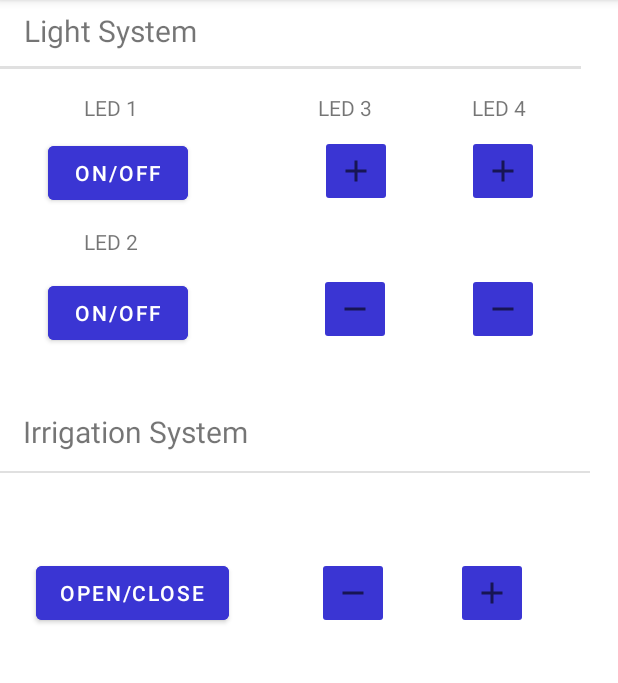
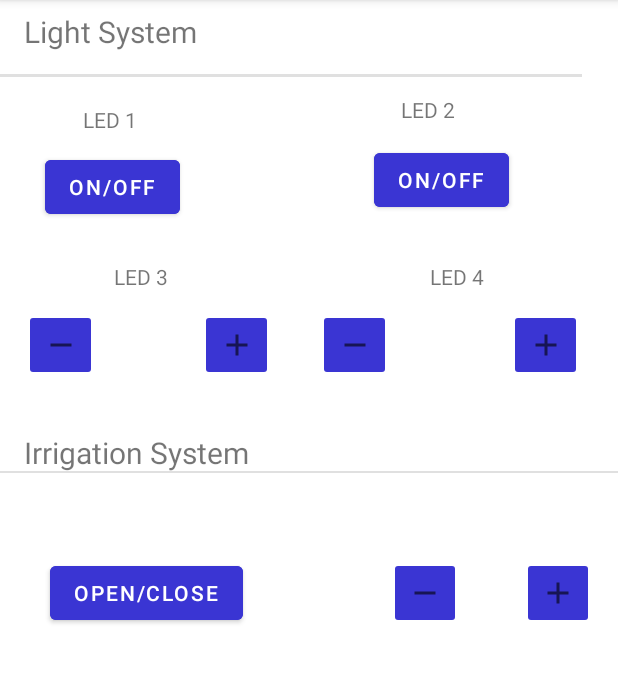
Before and after one commit to 9gusgusgus9/assignement_03, an Android app: the screen it shows after launch (MainActivity), on a phone screen of 412 x 824 dp, the part 84-767 px from its top. Run offline under Robolectric (Android 15) with nearby library versions, the phone set to English and light mode, and no system bars.

Commit message:
Modify Garden App

```diff
--- a/garden-app/app/src/main/res/layout/activity_main.xml
+++ b/garden-app/app/src/main/res/layout/activity_main.xml
@@ -26,35 +26,41 @@
             <TextView
                 android:id="@+id/simpleTextViewLight"
                 android:layout_width="140dp"
-                android:layout_height="33dp"
+                android:layout_height="0dp"
                 android:layout_marginStart="16dp"
-                android:layout_marginBottom="4dp"
+                android:layout_marginTop="7dp"
+                android:layout_marginBottom="6dp"
                 android:text="@string/light_system"
                 android:textSize="20dp"
-                app:layout_constraintBottom_toTopOf="@+id/divider"
-                app:layout_constraintStart_toStartOf="parent" />
+                app:layout_constraintBottom_toBottomOf="@+id/divider"
+                app:layout_constraintStart_toStartOf="parent"
+                app:layout_constraintTop_toTopOf="parent" />
 
             <View
                 android:id="@+id/divider"
-                android:layout_width="387dp"
+                android:layout_width="0dp"
                 android:layout_height="2dp"
                 android:layout_marginTop="44dp"
+                android:layout_marginBottom="44dp"
                 android:background="?android:attr/listDivider"
-                app:layout_constraintEnd_toEndOf="parent"
-                app:layout_constraintHorizontal_bias="0.0"
+                app:layout_constraintBottom_toTopOf="@+id/led1_OnOff"
+                app:layout_constraintEnd_toEndOf="@+id/led4_piu"
                 app:layout_constraintStart_toStartOf="parent"
                 app:layout_constraintTop_toTopOf="parent" />
 
             <View
                 android:id="@+id/divider2"
-                android:layout_width="393dp"
+                android:layout_width="0dp"
                 android:layout_height="1dp"
                 android:layout_marginTop="56dp"
+                android:layout_marginBottom="56dp"
                 android:background="?android:attr/listDivider"
+                app:layout_constraintBottom_toTopOf="@+id/irrigationButton"
                 app:layout_constraintEnd_toEndOf="parent"
                 app:layout_constraintHorizontal_bias="0.0"
                 app:layout_constraintStart_toStartOf="parent"
-                app:layout_constraintTop_toTopOf="@+id/guideline2" />
+                app:layout_constraintTop_toTopOf="@+id/guideline2"
+                app:layout_constraintVertical_bias="1.0" />
 
             <androidx.constraintlayout.widget.Guideline
                 android:id="@+id/guideline2"
@@ -63,215 +69,213 @@
                 android:orientation="horizontal"
                 app:layout_constraintGuide_begin="258dp" />
 
-            <TextView
-                android:id="@+id/led1"
-                android:layout_width="37dp"
-                android:layout_height="21dp"
-                android:layout_marginStart="56dp"
-                android:layout_marginTop="16dp"
-                android:text="@string/led_1"
-                app:layout_constraintStart_toStartOf="parent"
-                app:layout_constraintTop_toBottomOf="@+id/divider" />
-
-            <Button
-                android:id="@+id/led1OnOff"
-                android:layout_width="93dp"
-                android:layout_height="48dp"
-                android:layout_marginStart="32dp"
-                android:layout_marginTop="8dp"
-                android:backgroundTint="@color/blue"
-                android:text="@string/on_off"
-                app:layout_constraintStart_toStartOf="parent"
-                app:layout_constraintTop_toBottomOf="@+id/led1" />
-
-            <TextView
-                android:id="@+id/led2"
-                android:layout_width="37dp"
-                android:layout_height="21dp"
-                android:layout_marginStart="56dp"
-                android:layout_marginTop="12dp"
-                android:text="@string/led_2"
-                app:layout_constraintStart_toStartOf="parent"
-                app:layout_constraintTop_toBottomOf="@+id/led1OnOff" />
-
-            <Button
-                android:id="@+id/led2OnOff"
-                android:layout_width="93dp"
-                android:layout_height="48dp"
-                android:layout_marginStart="32dp"
-                android:layout_marginTop="12dp"
-                android:backgroundTint="@color/blue"
-                android:text="@string/on_off"
-                app:layout_constraintStart_toStartOf="parent"
-                app:layout_constraintTop_toBottomOf="@+id/led2" />
-
-            <TextView
-                android:id="@+id/led3"
-                android:layout_width="37dp"
-                android:layout_height="21dp"
-                android:layout_marginStart="212dp"
-                android:layout_marginTop="16dp"
-                android:text="@string/led_3"
-                app:layout_constraintStart_toStartOf="parent"
-                app:layout_constraintTop_toBottomOf="@+id/divider" />
-
-            <ImageButton
-                android:id="@+id/led3plus"
-                android:layout_width="wrap_content"
-                android:layout_height="wrap_content"
-                android:layout_marginTop="44dp"
-                android:backgroundTint="@color/blue"
-                android:minHeight="48dp"
-                app:layout_constraintEnd_toEndOf="parent"
-                app:layout_constraintHorizontal_bias="0.586"
-                app:layout_constraintStart_toStartOf="parent"
-                app:layout_constraintTop_toBottomOf="@+id/divider"
-                app:srcCompat="@drawable/ic_baseline_add_24"
-                tools:ignore="SpeakableTextPresentCheck" />
-
-            <TextView
-                android:id="@+id/led3Info"
-                android:layout_width="47dp"
-                android:layout_height="41dp"
-                android:layout_marginTop="92dp"
-                android:text=""
-                android:textAlignment="center"
-                android:textSize="30dp"
-                app:layout_constraintEnd_toEndOf="parent"
-                app:layout_constraintHorizontal_bias="0.582"
-                app:layout_constraintStart_toStartOf="parent"
-                app:layout_constraintTop_toBottomOf="@+id/divider" />
-
-            <ImageButton
-                android:id="@+id/led3minus"
-                android:layout_width="wrap_content"
-                android:layout_height="wrap_content"
-                android:layout_marginTop="136dp"
-                android:backgroundTint="@color/blue"
-                android:minHeight="48dp"
-                app:layout_constraintEnd_toEndOf="parent"
-                app:layout_constraintHorizontal_bias="0.584"
-                app:layout_constraintStart_toStartOf="parent"
-                app:layout_constraintTop_toBottomOf="@+id/divider"
-                app:srcCompat="@drawable/ic_baseline_remove_24"
-                tools:ignore="SpeakableTextPresentCheck" />
-
-            <TextView
-                android:id="@+id/led4"
-                android:layout_width="37dp"
-                android:layout_height="21dp"
-                android:layout_marginTop="16dp"
-                android:layout_marginEnd="60dp"
-                android:text="@string/led_4"
-                app:layout_constraintEnd_toEndOf="parent"
-                app:layout_constraintTop_toBottomOf="@+id/divider" />
-
-            <ImageButton
-                android:id="@+id/led4plus"
-                android:layout_width="wrap_content"
-                android:layout_height="wrap_content"
-                android:layout_marginTop="44dp"
-                android:backgroundTint="@color/blue"
-                android:minHeight="48dp"
-                app:layout_constraintEnd_toEndOf="parent"
-                app:layout_constraintHorizontal_bias="0.856"
-                app:layout_constraintStart_toStartOf="parent"
-                app:layout_constraintTop_toBottomOf="@+id/divider"
-                app:srcCompat="@drawable/ic_baseline_add_24"
-                tools:ignore="SpeakableTextPresentCheck" />
-
-            <TextView
-                android:id="@+id/led4Info"
-                android:layout_width="47dp"
-                android:layout_height="41dp"
-                android:layout_marginTop="92dp"
-                android:text=""
-                android:textAlignment="center"
-                android:textSize="30dp"
-                app:layout_constraintEnd_toEndOf="parent"
-                app:layout_constraintHorizontal_bias="0.854"
-                app:layout_constraintStart_toStartOf="parent"
-                app:layout_constraintTop_toBottomOf="@+id/divider" />
-
-            <ImageButton
-                android:id="@+id/led4minus"
-                android:layout_width="wrap_content"
-                android:layout_height="wrap_content"
-                android:layout_marginTop="136dp"
-                android:backgroundTint="@color/blue"
-                android:minHeight="48dp"
-                app:layout_constraintEnd_toEndOf="parent"
-                app:layout_constraintHorizontal_bias="0.856"
-                app:layout_constraintStart_toStartOf="parent"
-                app:layout_constraintTop_toBottomOf="@+id/divider"
-                app:srcCompat="@drawable/ic_baseline_remove_24"
-                tools:ignore="SpeakableTextPresentCheck" />
-
 
             <TextView
                 android:id="@+id/simpleTextViewIrrigation"
                 android:layout_width="211dp"
                 android:layout_height="32dp"
-                android:layout_marginTop="16dp"
-                android:text="Irrigation System"
+                android:layout_marginStart="16dp"
+                android:layout_marginTop="113dp"
+                android:layout_marginBottom="113dp"
+                android:text="@string/irrigation_system"
                 android:textSize="20dp"
+                app:layout_constraintBottom_toBottomOf="parent"
+                app:layout_constraintStart_toStartOf="parent"
+                app:layout_constraintTop_toTopOf="@+id/text_led4"
+                app:layout_constraintVertical_bias="0.0" />
+
+            <TextView
+                android:id="@+id/text_led1"
+                android:layout_width="wrap_content"
+                android:layout_height="wrap_content"
+                android:layout_marginStart="25dp"
+                android:layout_marginBottom="11dp"
+                android:text="@string/led_1"
+                app:layout_constraintBottom_toTopOf="@+id/led1_OnOff"
+                app:layout_constraintStart_toStartOf="@+id/led1_OnOff" />
+
+            <TextView
+                android:id="@+id/text_led2"
+                android:layout_width="wrap_content"
+                android:layout_height="wrap_content"
+                android:layout_marginTop="12dp"
+                android:layout_marginEnd="36dp"
+                android:text="@string/led_2"
+                app:layout_constraintEnd_toEndOf="@+id/led2_OnOff"
+                app:layout_constraintTop_toBottomOf="@+id/divider" />
+
+            <Button
+                android:id="@+id/led1_OnOff"
+                android:layout_width="wrap_content"
+                android:layout_height="wrap_content"
+                android:layout_marginStart="30dp"
+                android:layout_marginBottom="26dp"
+                android:backgroundTint="@color/blue"
+                android:text="@string/on_off"
+                app:layout_constraintBottom_toTopOf="@+id/text_led3"
+                app:layout_constraintStart_toStartOf="parent" />
+
+            <Button
+                android:id="@+id/led2_OnOff"
+                android:layout_width="wrap_content"
+                android:layout_height="wrap_content"
+                android:layout_marginStart="80dp"
+                android:layout_marginTop="13dp"
+                android:layout_marginEnd="24dp"
+                android:backgroundTint="@color/blue"
+                android:text="@string/on_off"
                 app:layout_constraintEnd_toEndOf="parent"
-                app:layout_constraintHorizontal_bias="0.078"
+                app:layout_constraintStart_toEndOf="@+id/led1_OnOff"
+                app:layout_constraintTop_toBottomOf="@+id/text_led2" />
+
+            <TextView
+                android:id="@+id/text_led3"
+                android:layout_width="wrap_content"
+                android:layout_height="wrap_content"
+                android:layout_marginBottom="12dp"
+                android:text="@string/led_3"
+                app:layout_constraintBottom_toTopOf="@+id/led3_info"
+                app:layout_constraintStart_toStartOf="@+id/led3_info" />
+
+            <TextView
+                android:id="@+id/text_led4"
+                android:layout_width="wrap_content"
+                android:layout_height="wrap_content"
+                android:layout_marginEnd="1dp"
+                android:layout_marginBottom="12dp"
+                android:text="@string/led_4"
+                app:layout_constraintBottom_toTopOf="@+id/led4_info"
+                app:layout_constraintEnd_toEndOf="@+id/led4_info" />
+
+            <ImageButton
+                android:id="@+id/led3_meno"
+                android:layout_width="0dp"
+                android:layout_height="48dp"
+                android:layout_marginStart="16dp"
+                android:layout_marginEnd="11dp"
+                android:backgroundTint="@color/blue"
+                android:src="@drawable/ic_baseline_remove_24"
+                app:layout_constraintBottom_toBottomOf="parent"
+                app:layout_constraintEnd_toStartOf="@+id/led3_info"
                 app:layout_constraintStart_toStartOf="parent"
-                app:layout_constraintTop_toTopOf="@+id/guideline2" />
+                app:layout_constraintTop_toTopOf="parent"
+                tools:ignore="SpeakableTextPresentCheck" />
+
+            <ImageButton
+                android:id="@+id/led3_piu"
+                android:layout_width="0dp"
+                android:layout_height="48dp"
+                android:layout_marginTop="1dp"
+                android:layout_marginEnd="30dp"
+                android:layout_marginBottom="1dp"
+                android:backgroundTint="@color/blue"
+                android:src="@drawable/ic_baseline_add_24"
+                app:layout_constraintBottom_toBottomOf="@+id/led3_info"
+                app:layout_constraintEnd_toStartOf="@+id/led4_meno"
+                app:layout_constraintStart_toEndOf="@+id/led3_info"
+                app:layout_constraintTop_toTopOf="@+id/led4_meno"
+                tools:ignore="SpeakableTextPresentCheck" />
+
+            <TextView
+                android:id="@+id/led3_info"
+                android:layout_width="0dp"
+                android:layout_height="48dp"
+                android:layout_marginEnd="9dp"
+                android:text=""
+                app:layout_constraintBottom_toBottomOf="parent"
+                app:layout_constraintEnd_toStartOf="@+id/led3_piu"
+                app:layout_constraintStart_toEndOf="@+id/led3_meno"
+                app:layout_constraintTop_toTopOf="parent" />
+
+            <TextView
+                android:id="@+id/led4_info"
+                android:layout_width="0dp"
+                android:layout_height="48dp"
+                android:layout_marginEnd="15dp"
+                android:text=""
+                app:layout_constraintBottom_toBottomOf="parent"
+                app:layout_constraintEnd_toStartOf="@+id/led4_piu"
+                app:layout_constraintStart_toEndOf="@+id/led4_meno"
+                app:layout_constraintTop_toTopOf="parent" />
+
+            <ImageButton
+                android:id="@+id/led4_meno"
+                android:layout_width="0dp"
+                android:layout_height="48dp"
+                android:layout_marginEnd="15dp"
+                android:backgroundTint="@color/blue"
+                android:src="@drawable/ic_baseline_remove_24"
+                app:layout_constraintBottom_toBottomOf="parent"
+                app:layout_constraintEnd_toStartOf="@+id/led4_info"
+                app:layout_constraintStart_toEndOf="@+id/led3_piu"
+                app:layout_constraintTop_toTopOf="parent"
+                tools:ignore="SpeakableTextPresentCheck" />
+
+            <ImageButton
+                android:id="@+id/led4_piu"
+                android:layout_width="0dp"
+                android:layout_height="48dp"
+                android:layout_marginEnd="24dp"
+                android:backgroundTint="@color/blue"
+                android:src="@drawable/ic_baseline_add_24"
+                app:layout_constraintBottom_toBottomOf="parent"
+                app:layout_constraintEnd_toEndOf="parent"
+                app:layout_constraintStart_toEndOf="@+id/led4_info"
+                app:layout_constraintTop_toTopOf="parent"
+                tools:ignore="SpeakableTextPresentCheck" />
+
 
             <Button
                 android:id="@+id/irrigationButton"
                 android:layout_width="wrap_content"
                 android:layout_height="wrap_content"
                 android:layout_marginStart="24dp"
-                android:layout_marginTop="56dp"
+                android:layout_marginEnd="30dp"
+                android:layout_marginBottom="40dp"
                 android:backgroundTint="@color/blue"
                 android:text="Open/Close"
-                app:layout_constraintStart_toStartOf="parent"
-                app:layout_constraintTop_toBottomOf="@+id/divider2" />
-
+                app:layout_constraintBottom_toBottomOf="parent"
+                app:layout_constraintEnd_toStartOf="@+id/irrigationMinus"
+                app:layout_constraintHorizontal_bias="0.12"
+                app:layout_constraintStart_toStartOf="parent" />
 
             <ImageButton
                 android:id="@+id/irrigationPlus"
-                android:layout_width="wrap_content"
-                android:layout_height="wrap_content"
+                android:layout_width="0dp"
+                android:layout_height="48dp"
                 android:layout_marginTop="56dp"
+                android:layout_marginEnd="16dp"
                 android:backgroundTint="@color/blue"
                 android:minHeight="48dp"
                 app:layout_constraintEnd_toEndOf="parent"
-                app:layout_constraintHorizontal_bias="0.835"
-                app:layout_constraintStart_toStartOf="parent"
                 app:layout_constraintTop_toBottomOf="@+id/divider2"
                 app:srcCompat="@drawable/ic_baseline_add_24"
                 tools:ignore="SpeakableTextPresentCheck" />
 
             <ImageButton
                 android:id="@+id/irrigationMinus"
-                android:layout_width="wrap_content"
-                android:layout_height="wrap_content"
-                android:layout_marginTop="56dp"
+                android:layout_width="0dp"
+                android:layout_height="48dp"
+                android:layout_marginEnd="15dp"
+                android:layout_marginBottom="40dp"
                 android:backgroundTint="@color/blue"
                 android:minHeight="48dp"
-                app:layout_constraintEnd_toEndOf="parent"
-                app:layout_constraintHorizontal_bias="0.58"
-                app:layout_constraintStart_toStartOf="parent"
-                app:layout_constraintTop_toBottomOf="@+id/divider2"
+                app:layout_constraintBottom_toBottomOf="parent"
+                app:layout_constraintEnd_toStartOf="@+id/irrigationInfo"
                 app:srcCompat="@drawable/ic_baseline_remove_24"
                 tools:ignore="SpeakableTextPresentCheck" />
 
             <TextView
                 android:id="@+id/irrigationInfo"
-                android:layout_width="47dp"
-                android:layout_height="41dp"
-                android:layout_marginTop="56dp"
+                android:layout_width="10dp"
+                android:layout_height="48dp"
+                android:layout_marginEnd="15dp"
+                android:layout_marginBottom="40dp"
                 android:text=""
                 android:textAlignment="center"
                 android:textSize="30dp"
-                app:layout_constraintEnd_toEndOf="parent"
-                app:layout_constraintHorizontal_bias="0.71"
-                app:layout_constraintStart_toStartOf="parent"
-                app:layout_constraintTop_toBottomOf="@+id/divider2" />
+                app:layout_constraintBottom_toBottomOf="parent"
+                app:layout_constraintEnd_toStartOf="@+id/irrigationPlus" />
 
         </androidx.constraintlayout.widget.ConstraintLayout>
 
--- a/garden-app/app/src/main/res/values/strings.xml
+++ b/garden-app/app/src/main/res/values/strings.xml
@@ -10,4 +10,5 @@
     <string name="led_4">LED 4</string>
     <string name="manual_mode">Manual mode</string>
     <string name="set_manual_mode">Set Manual Mode</string>
+    <string name="irrigation_system">Irrigation System</string>
 </resources>
```
